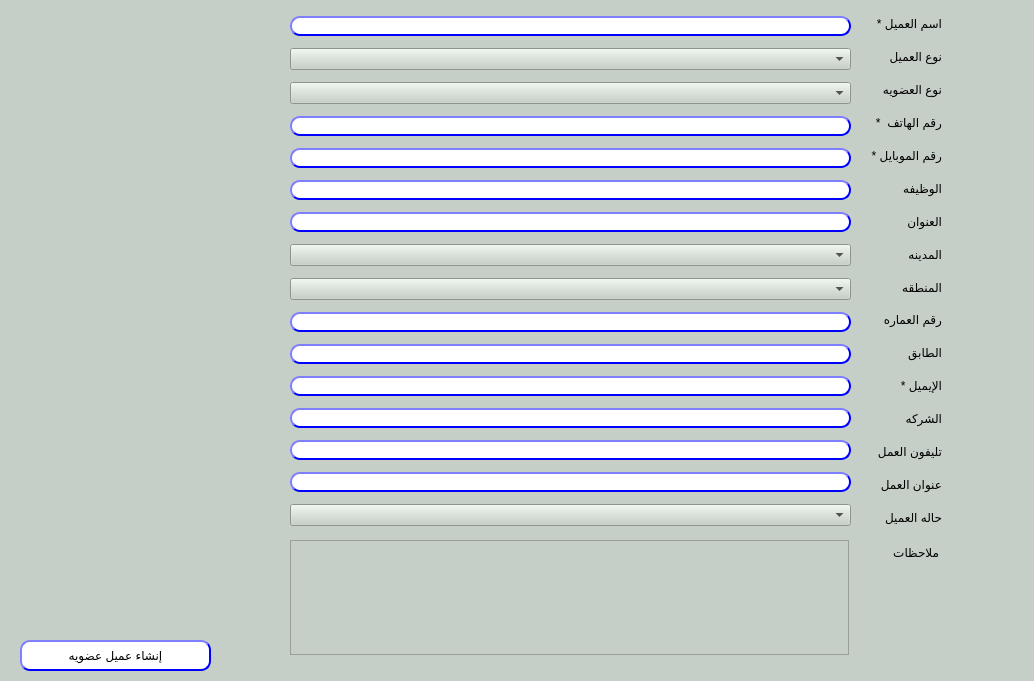
The window that presentation/loyalty_ui/createCustomer.ui (shymaa123456/HyperPOS2020) describes before a commit, drawn with Qt 5.
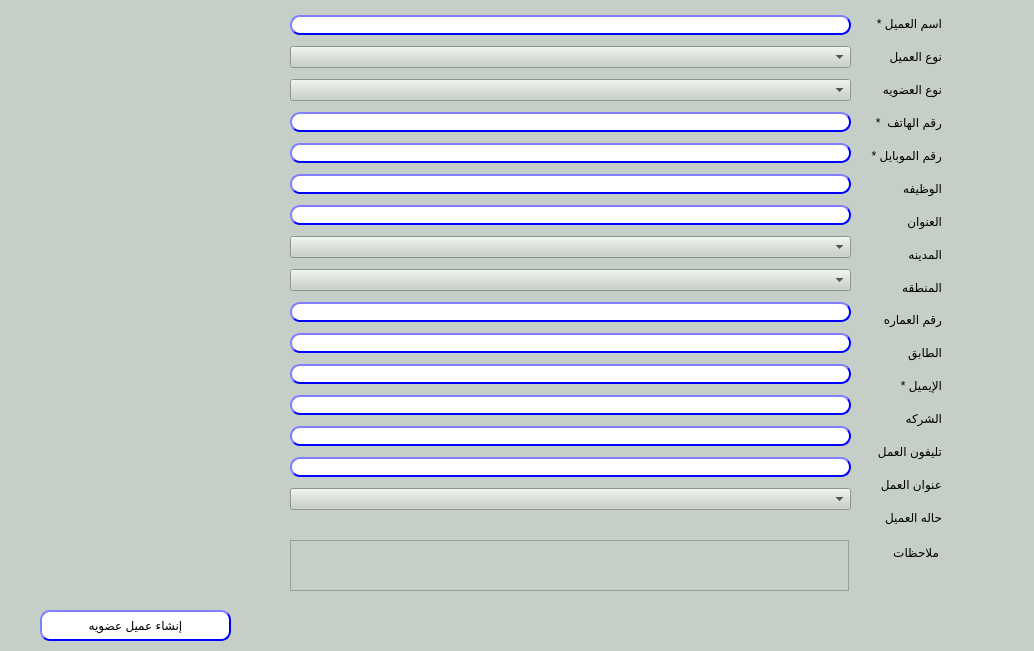
The same window after the commit.

```diff
--- a/presentation/loyalty_ui/createCustomer.ui
+++ b/presentation/loyalty_ui/createCustomer.ui
@@ -7,7 +7,7 @@
     <x>0</x>
     <y>0</y>
     <width>1034</width>
-    <height>681</height>
+    <height>651</height>
    </rect>
   </property>
   <property name="windowTitle">
@@ -146,7 +146,7 @@
      <x>290</x>
      <y>10</y>
      <width>561</width>
-     <height>523</height>
+     <height>521</height>
     </rect>
    </property>
    <layout class="QVBoxLayout" name="verticalLayout_2">
@@ -511,8 +511,8 @@
   <widget class="QPushButton" name="BTN_createCustomer">
    <property name="geometry">
     <rect>
-     <x>20</x>
-     <y>640</y>
+     <x>40</x>
+     <y>610</y>
      <width>191</width>
      <height>31</height>
     </rect>
@@ -551,7 +551,7 @@
      <x>290</x>
      <y>540</y>
      <width>559</width>
-     <height>115</height>
+     <height>51</height>
     </rect>
    </property>
   </widget>
```
